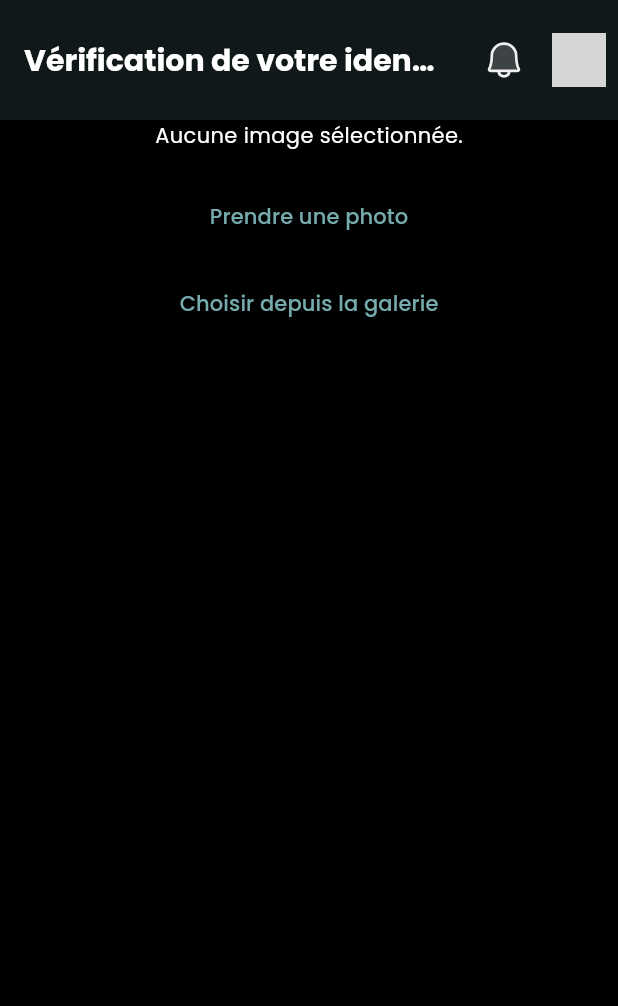
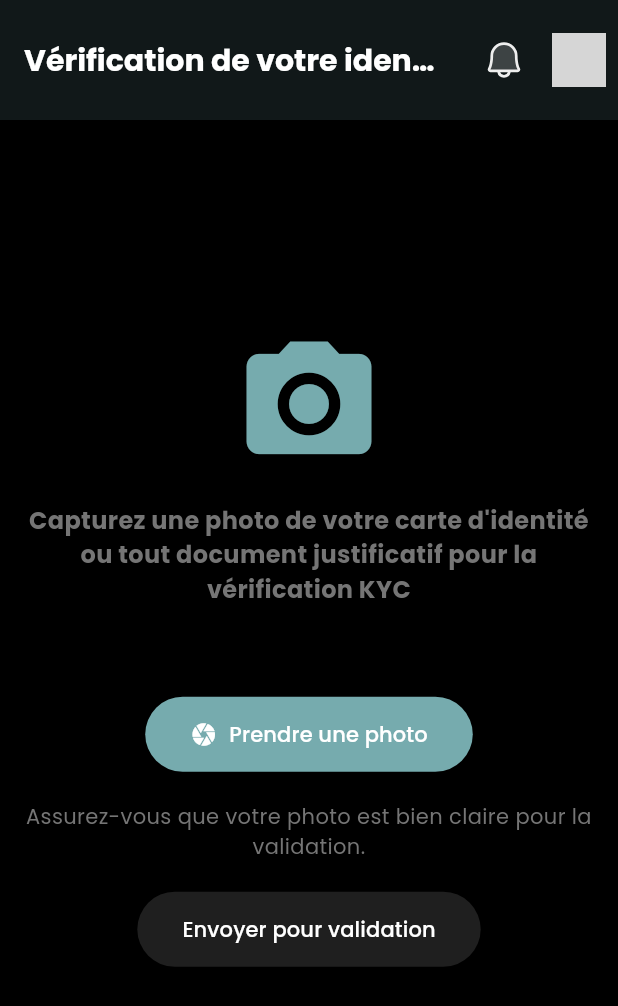
Before and after one commit to BlakvGhost/AfrikFlow, a Flutter app: the KYCVerificationScreen screen opened by its route, after a tap on "Prendre une photo", on a phone screen of 412 x 824 dp. Shown: the top 1006 px of the screen. Run offline on Flutter 3.47's test engine with Material 3 defaults, Android fonts, the phone set to English and light mode, and no system bars; our stand-ins replace carousel_slider, firebase_auth, firebase_core, firebase_messaging, fl_chart, flutter_local_notifications and 9 more; missing offline and left inert: slide_action; accounts and stored records are empty; network calls fail; grey boxes are pictures that could not be loaded.

```diff
--- a/lib/screens/kyc/kyc_verification_screen.dart
+++ b/lib/screens/kyc/kyc_verification_screen.dart
@@ -1,3 +1,6 @@
+import 'package:afrik_flow/services/common_api_service.dart';
+import 'package:afrik_flow/themes/app_theme.dart';
+import 'package:afrik_flow/utils/helpers.dart';
 import 'package:flutter/material.dart';
 import 'package:flutter_riverpod/flutter_riverpod.dart';
 import 'package:image_picker/image_picker.dart';
@@ -12,36 +15,129 @@ class KYCVerificationScreen extends ConsumerStatefulWidget {
 
 class KYCVerificationScreenState extends ConsumerState<KYCVerificationScreen> {
   File? _selectedImage;
+  bool _isLoading = false;
+  String? _errorMessage;
 
-  Future<void> _pickImage(ImageSource source) async {
+  Future<void> _pickImage() async {
     final picker = ImagePicker();
-    final pickedFile = await picker.pickImage(source: source);
+    final pickedFile = await picker.pickImage(source: ImageSource.camera);
 
     if (pickedFile != null) {
       setState(() {
         _selectedImage = File(pickedFile.path);
+        _errorMessage = null;
+      });
+    }
+  }
+
+  Future<void> _uploadImage() async {
+    if (_selectedImage == null) return;
+
+    setState(() {
+      _isLoading = true;
+      _errorMessage = null;
+    });
+
+    final response = await ApiService().uploadImage(_selectedImage!, ref);
+
+    setState(() {
+      _isLoading = false;
+    });
+
+    if (response['success']) {
+      showSucessToast(context, response['data']);
+    } else {
+      setState(() {
+        _errorMessage = response['message'];
       });
     }
   }
 
   @override
   Widget build(BuildContext context) {
-    return Center(
+    return Padding(
+      padding: const EdgeInsets.all(16.0),
       child: Column(
+        mainAxisAlignment: MainAxisAlignment.center,
         children: [
           _selectedImage != null
-              ? Image.file(_selectedImage!)
-              : const Text('Aucune image sélectionnée.'),
+              ? ClipRRect(
+                  borderRadius: BorderRadius.circular(15.0),
+                  child: Image.file(
+                    _selectedImage!,
+                    height: 250,
+                    width: double.infinity,
+                    fit: BoxFit.cover,
+                  ),
+                )
+              : Column(
+                  children: [
+                    const Icon(
+                      Icons.camera_alt,
+                      color: AppTheme.primaryColor,
+                      size: 100,
+                    ),
+                    const SizedBox(height: 16),
+                    Text(
+                      'Capturez une photo de votre carte d\'identité ou tout document justificatif pour la vérification KYC',
+                      style: TextStyle(
+                        fontSize: 16,
+                        fontWeight: FontWeight.bold,
+                        color: Colors.grey.shade600,
+                      ),
+                      textAlign: TextAlign.center,
+                    ),
+                  ],
+                ),
+          const SizedBox(height: 40),
+          if (_isLoading) const CircularProgressIndicator(),
+          const SizedBox(height: 20),
+          ElevatedButton.icon(
+            onPressed: _pickImage,
+            icon: const Icon(Icons.camera, color: Colors.white),
+            label: const Text(
+              'Prendre une photo',
+              style: TextStyle(color: Colors.white),
+            ),
+            style: ElevatedButton.styleFrom(
+              backgroundColor: AppTheme.primaryColor,
+              padding: const EdgeInsets.symmetric(vertical: 15, horizontal: 30),
+              shape: RoundedRectangleBorder(
+                borderRadius: BorderRadius.circular(30),
+              ),
+            ),
+          ),
+          const SizedBox(height: 20),
+          Text(
+            'Assurez-vous que votre photo est bien claire pour la validation.',
+            style: TextStyle(
+              fontSize: 14,
+              color: Colors.grey.shade600,
+            ),
+            textAlign: TextAlign.center,
+          ),
           const SizedBox(height: 20),
           ElevatedButton(
-            onPressed: () => _pickImage(ImageSource.camera),
-            child: const Text('Prendre une photo'),
+            onPressed: _selectedImage != null ? _uploadImage : null,
+            style: ElevatedButton.styleFrom(
+              backgroundColor: _selectedImage != null
+                  ? AppTheme.primaryColor
+                  : Colors.grey.shade400,
+              padding: const EdgeInsets.symmetric(vertical: 15, horizontal: 30),
+              shape: RoundedRectangleBorder(
+                borderRadius: BorderRadius.circular(30),
+              ),
+            ),
+            child: const Text('Envoyer pour validation',
+                style: TextStyle(color: Colors.white)),
           ),
-          const SizedBox(height: 10),
-          ElevatedButton(
-            onPressed: () => _pickImage(ImageSource.gallery),
-            child: const Text('Choisir depuis la galerie'),
-          ),
+          const SizedBox(height: 40),
+          if (_errorMessage != null)
+            Text(
+              _errorMessage!,
+              style: const TextStyle(color: Colors.red, fontSize: 16),
+              textAlign: TextAlign.center,
+            ),
         ],
       ),
     );
```
